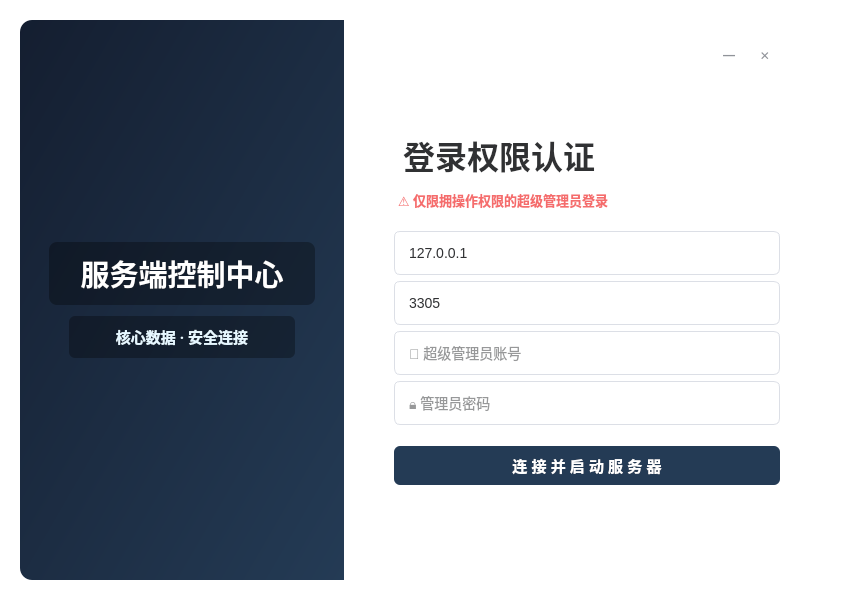
cai-0312/FaceAttendanceSystem, file AttendanceServer/ServerLogin.ui: the form before one commit.
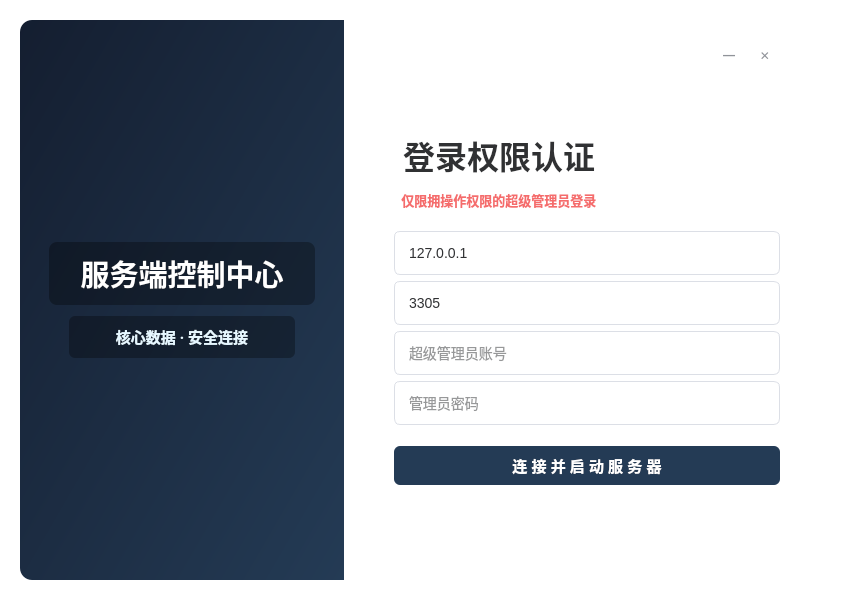
The form after the commit. Icons and pictures are not drawn.

The edit to the form file:
```diff
--- a/AttendanceServer/ServerLogin.ui
+++ b/AttendanceServer/ServerLogin.ui
@@ -242,7 +242,7 @@
 												<string notr="true">color: #F56C6C; margin-bottom: 15px;</string>
 											</property>
 											<property name="text">
-												<string>⚠️ 仅限拥操作权限的超级管理员登录</string>
+            <string> 仅限拥操作权限的超级管理员登录</string>
 											</property>
 										</widget>
 									</item>
@@ -287,7 +287,7 @@
 												</size>
 											</property>
 											<property name="placeholderText">
-												<string>👤 超级管理员账号</string>
+            <string>超级管理员账号</string>
 											</property>
 										</widget>
 									</item>
@@ -303,7 +303,7 @@
 												<enum>QLineEdit::EchoMode::Password</enum>
 											</property>
 											<property name="placeholderText">
-												<string>🔒 管理员密码</string>
+            <string>管理员密码</string>
 											</property>
 										</widget>
 									</item>
```
Lines whose indentation alone changed are shown as unchanged.
